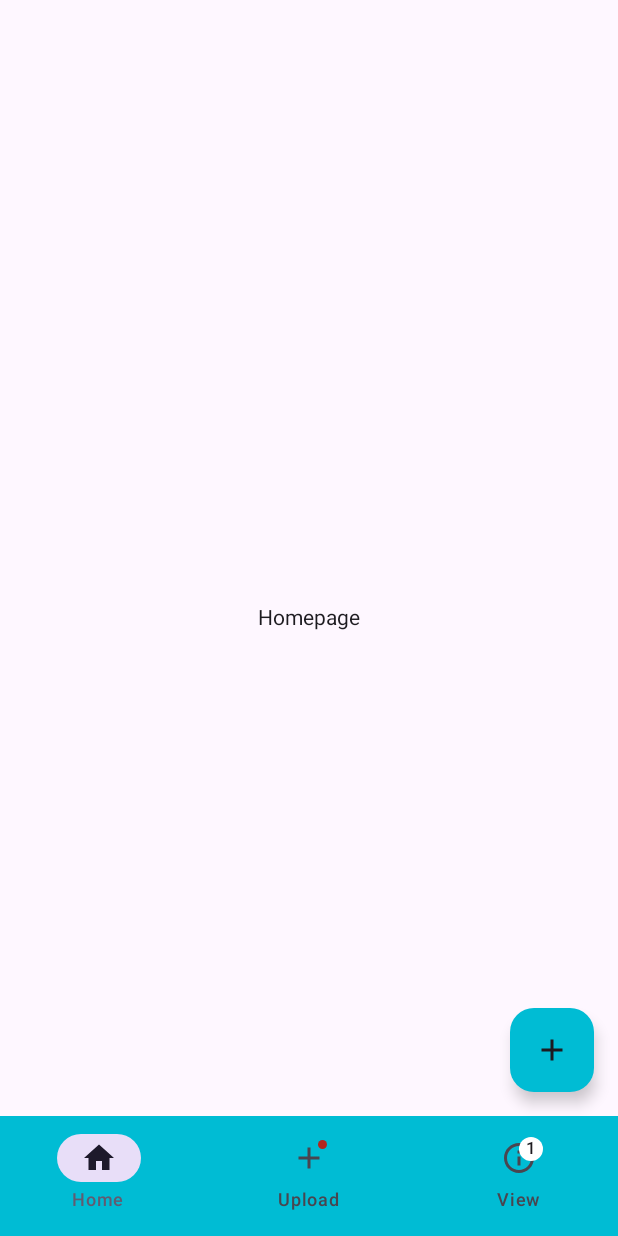
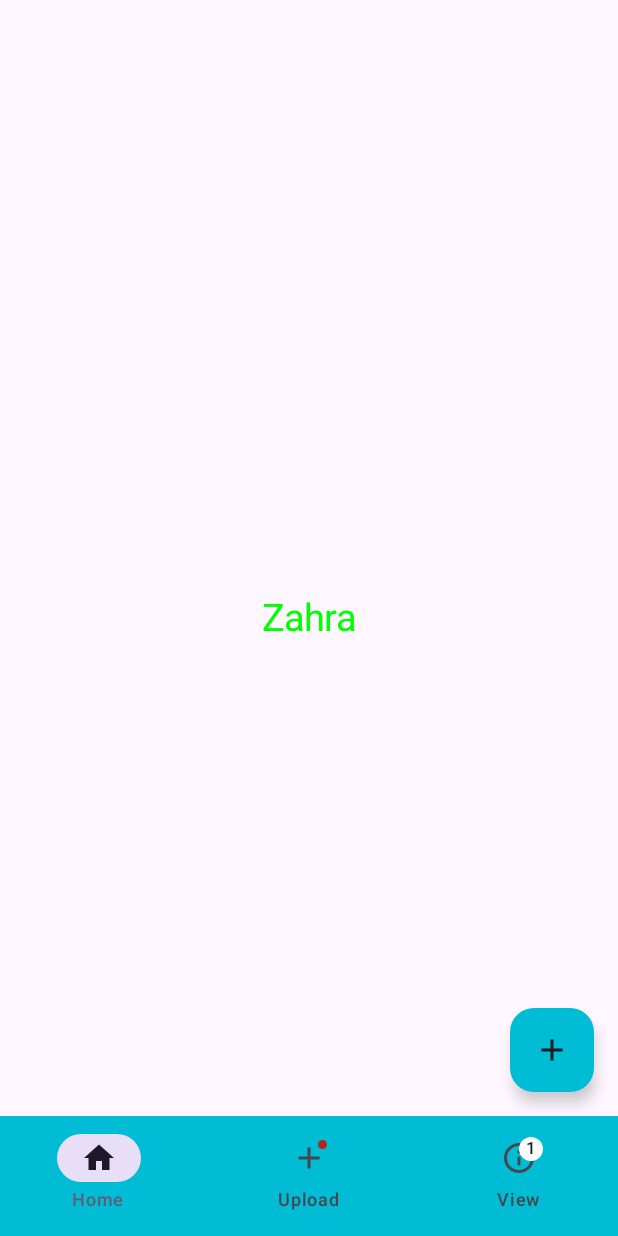
Before and after one commit to GloryAkinyi/AndroidFinal, an Android app built with Jetpack Compose: the HomeScreen screen opened through its navigation route, on a phone screen of 412 x 824 dp. Run offline under Robolectric (Android 15) with nearby library versions, the light colour scheme and no system bars; our stand-ins replace Firebase (no records; nobody signed in at launch, a user with empty details on screens opened directly).

Commit message:
initial commit

```diff
--- a/app/src/main/java/com/example/myproject/data/ProductViewModel.kt
+++ b/app/src/main/java/com/example/myproject/data/ProductViewModel.kt
@@ -61,7 +61,7 @@ class ProductViewModel(var navController:NavHostController, var context: Context
         products:SnapshotStateList<Product>):SnapshotStateList<Product>{
         progress.show()
         var ref = FirebaseDatabase.getInstance().getReference()
-                    .child("Products")
+            .child("Products")
         ref.addValueEventListener(object: ValueEventListener{
             override fun onDataChange(snapshot: DataSnapshot) {
                 products.clear()
@@ -80,6 +80,7 @@ class ProductViewModel(var navController:NavHostController, var context: Context
         return products
     }
 
+
     fun deleteProduct(productId:String){
         var ref = FirebaseDatabase.getInstance().getReference()
                             .child("Products/$productId")
--- a/app/src/main/java/com/example/myproject/navigation/AppNavHost.kt
+++ b/app/src/main/java/com/example/myproject/navigation/AppNavHost.kt
@@ -10,8 +10,8 @@ import androidx.navigation.compose.rememberNavController
 import com.example.myproject.ui.theme.screens.home.HomeScreen
 import com.example.myproject.ui.theme.screens.login.LoginScreen
 import com.example.myproject.ui.theme.screens.products.AddProductsScreen
-import com.example.wazitoecommerce.ui.theme.screens.products.ViewProductsScreen
-import com.example.wazitoecommerce.ui.theme.screens.signup.SignupScreen
+import com.example.myproject.ui.theme.screens.products.ViewProductsScreen
+import com.example.myproject.ui.theme.screens.signup.SignupScreen
 
 
 @Composable
--- a/app/src/main/java/com/example/myproject/ui/theme/screens/home/HomeScreen.kt
+++ b/app/src/main/java/com/example/myproject/ui/theme/screens/home/HomeScreen.kt
@@ -125,7 +125,17 @@ fun HomeScreen(navController:NavHostController){
                     horizontalAlignment = Alignment.CenterHorizontally
                 ){
                     //Body of the screen
-                    Text(text = "Homepage")
+
+
+                    Text(
+                        text = "Zahra",
+                        fontSize = 25.sp,
+                        color = Color.Green
+                    )
+
+
+
+
 
                 }
 
--- a/app/src/main/java/com/example/myproject/ui/theme/screens/products/ViewProductsScreen.kt
+++ b/app/src/main/java/com/example/myproject/ui/theme/screens/products/ViewProductsScreen.kt
@@ -1,4 +1,4 @@
-package com.example.wazitoecommerce.ui.theme.screens.products
+package com.example.myproject.ui.theme.screens.products
 
 import androidx.compose.foundation.Image
 import androidx.compose.foundation.layout.Column
@@ -29,7 +29,6 @@ import androidx.navigation.compose.rememberNavController
 import coil.compose.rememberAsyncImagePainter
 import com.example.myproject.data.ProductViewModel
 import com.example.myproject.models.Product
-
 
 @Composable
 fun ViewProductsScreen(navController:NavHostController) {
--- a/app/src/main/java/com/example/myproject/ui/theme/screens/signup/SignupScreen.kt
+++ b/app/src/main/java/com/example/myproject/ui/theme/screens/signup/SignupScreen.kt
@@ -1,4 +1,4 @@
-package com.example.wazitoecommerce.ui.theme.screens.signup
+package com.example.myproject.ui.theme.screens.signup
 
 import androidx.compose.foundation.Image
 import androidx.compose.foundation.layout.Column
```
